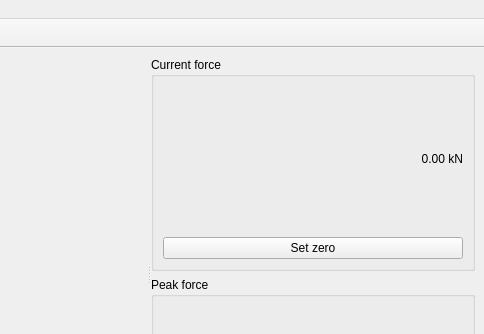
This is src/gui/mainwindow.ui in linescaleGUI/linescaleGUI as Qt 5 draws it before an edit; both pictures show x 495 to 979 and y 0 to 334 of the 979 by 500 pixel window. The edited form follows.
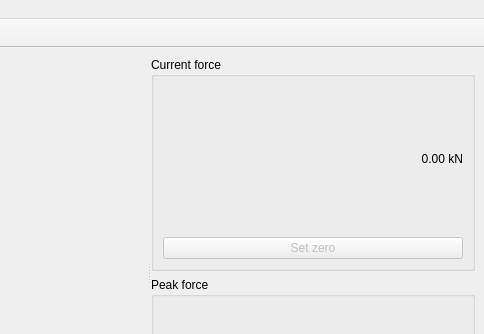
This is the edited form. Icons and pictures are not drawn.

```diff
--- a/src/gui/mainwindow.ui
+++ b/src/gui/mainwindow.ui
@@ -37,6 +37,9 @@
         <verstretch>0</verstretch>
        </sizepolicy>
       </property>
+      <property name="orientation">
+       <enum>Qt::Horizontal</enum>
+      </property>
       <property name="childrenCollapsible">
        <bool>false</bool>
       </property>
@@ -137,7 +140,7 @@
           <property name="sizePolicy">
            <sizepolicy hsizetype="Preferred" vsizetype="Preferred">
             <horstretch>0</horstretch>
-            <verstretch>0</verstretch>
+            <verstretch>2</verstretch>
            </sizepolicy>
           </property>
           <property name="baseSize">
@@ -177,6 +180,9 @@
            </item>
            <item>
             <widget class="QPushButton" name="btnSetZero">
+             <property name="enabled">
+              <bool>false</bool>
+             </property>
              <property name="sizePolicy">
               <sizepolicy hsizetype="Preferred" vsizetype="Fixed">
                <horstretch>0</horstretch>
@@ -202,7 +208,7 @@
           <property name="sizePolicy">
            <sizepolicy hsizetype="Preferred" vsizetype="Preferred">
             <horstretch>0</horstretch>
-            <verstretch>0</verstretch>
+            <verstretch>2</verstretch>
            </sizepolicy>
           </property>
           <property name="baseSize">
@@ -346,7 +352,7 @@
   </action>
   <action name="actionDebug">
    <property name="checkable">
-    <bool>true</bool>
+    <bool>false</bool>
    </property>
    <property name="text">
     <string>Debug</string>
@@ -355,7 +361,7 @@
   <action name="actionConfigure">
    <property name="icon">
     <iconset resource="../../assets/resource.qrc">
-     <normaloff>:/linescaleGUI/icons/settings.png</normaloff>:/linescaleGUI/icons/settings.png</iconset>
+     <normaloff>:/linescaleGUI/icons/connect.png</normaloff>:/linescaleGUI/icons/connect.png</iconset>
    </property>
    <property name="text">
     <string>Configure</string>
```
